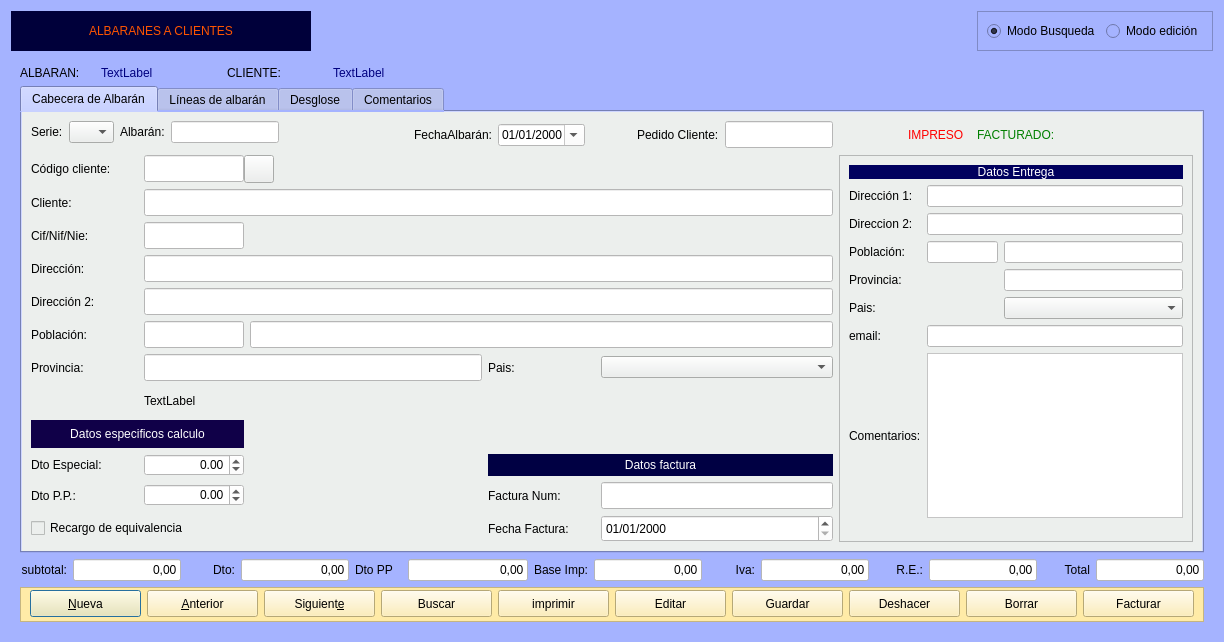
Before: the Qt Designer form Zona_Ventas/frmalbaran.ui in arcnexus/RedFoX, drawn with Qt 5.
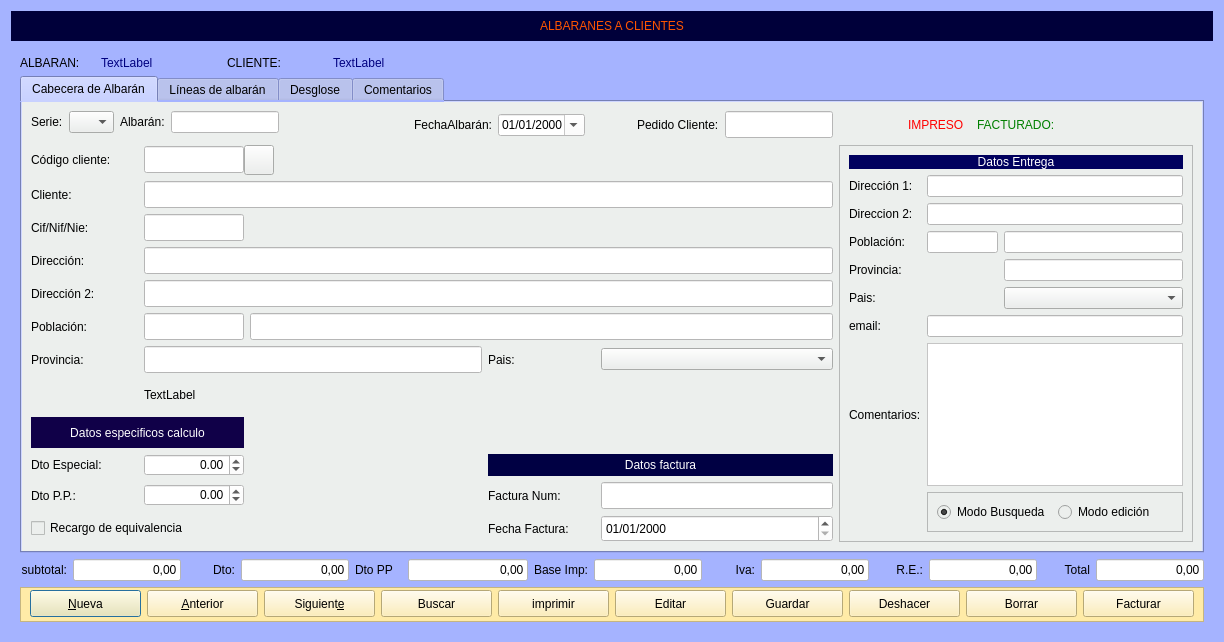
After: the same form once the commit is applied. The open tabs and pages were chosen to show the change. Icons and pictures are not drawn.

```diff
--- a/Zona_Ventas/frmalbaran.ui
+++ b/Zona_Ventas/frmalbaran.ui
@@ -27,36 +27,7 @@
    <string notr="true">background-color: rgb(165, 179, 255);</string>
   </property>
   <layout class="QGridLayout" name="gridLayout_4">
-   <item row="0" column="2">
-    <widget class="QFrame" name="frame">
-     <property name="frameShape">
-      <enum>QFrame::StyledPanel</enum>
-     </property>
-     <property name="frameShadow">
-      <enum>QFrame::Raised</enum>
-     </property>
-     <layout class="QHBoxLayout" name="horizontalLayout_7">
-      <item>
-       <widget class="QRadioButton" name="radBusqueda">
-        <property name="text">
-         <string>Modo Busqueda</string>
-        </property>
-        <property name="checked">
-         <bool>true</bool>
-        </property>
-       </widget>
-      </item>
-      <item>
-       <widget class="QRadioButton" name="radEdicion">
-        <property name="text">
-         <string>Modo edición</string>
-        </property>
-       </widget>
-      </item>
-     </layout>
-    </widget>
-   </item>
-   <item row="1" column="0" colspan="3">
+   <item row="1" column="0" colspan="2">
     <widget class="QStackedWidget" name="stackedWidget">
      <property name="currentIndex">
       <number>0</number>
@@ -1563,7 +1534,7 @@
                 </property>
                </widget>
               </item>
-              <item row="8" column="1">
+              <item row="10" column="1">
                <spacer name="verticalSpacer_4">
                 <property name="orientation">
                  <enum>Qt::Vertical</enum>
@@ -1621,20 +1592,49 @@
                 </property>
                </widget>
               </item>
-              <item row="7" column="0">
+              <item row="8" column="0">
                <widget class="QLabel" name="label_54">
                 <property name="text">
                  <string>Comentarios:</string>
                 </property>
                </widget>
               </item>
-              <item row="7" column="1" colspan="2">
+              <item row="8" column="1" colspan="2">
                <widget class="QTextEdit" name="txtcomentarios_alternativa">
                 <property name="styleSheet">
                  <string notr="true">background-color: rgb(255, 255, 255);</string>
                 </property>
                </widget>
               </item>
+              <item row="9" column="1" colspan="2">
+               <widget class="QFrame" name="frameRad">
+                <property name="frameShape">
+                 <enum>QFrame::StyledPanel</enum>
+                </property>
+                <property name="frameShadow">
+                 <enum>QFrame::Raised</enum>
+                </property>
+                <layout class="QHBoxLayout" name="horizontalLayout_7">
+                 <item>
+                  <widget class="QRadioButton" name="radBusqueda">
+                   <property name="text">
+                    <string>Modo Busqueda</string>
+                   </property>
+                   <property name="checked">
+                    <bool>true</bool>
+                   </property>
+                  </widget>
+                 </item>
+                 <item>
+                  <widget class="QRadioButton" name="radEdicion">
+                   <property name="text">
+                    <string>Modo edición</string>
+                   </property>
+                  </widget>
+                 </item>
+                </layout>
+               </widget>
+              </item>
              </layout>
             </widget>
            </item>
@@ -3564,7 +3564,7 @@
      </widget>
     </widget>
    </item>
-   <item row="0" column="0">
+   <item row="0" column="0" colspan="2">
     <widget class="QLabel" name="label_36">
      <property name="sizePolicy">
       <sizepolicy hsizetype="Preferred" vsizetype="Preferred">
```
Left out of the diff: 21 changed lines with no effect on the pictures.
